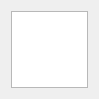
Above: Code/Common/Gui/mvdLayerStackWidget.ui from orfeotoolbox/OTB before the change. Below: the same form after it.
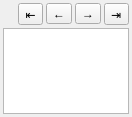
That is the form after the change.

Commit message: ENH: Added top/up/down/bottom buttons to layer-stack widget; Tested QTreeView/QAbstractItemModel drag-n-drop.

```diff
--- a/Code/Common/Gui/mvdLayerStackWidget.ui
+++ b/Code/Common/Gui/mvdLayerStackWidget.ui
@@ -6,15 +6,66 @@
    <rect>
     <x>0</x>
     <y>0</y>
-    <width>99</width>
-    <height>99</height>
+    <width>132</width>
+    <height>117</height>
    </rect>
   </property>
   <property name="windowTitle">
    <string>Form</string>
   </property>
   <layout class="QGridLayout" name="gridLayout">
+   <property name="margin">
+    <number>3</number>
+   </property>
+   <property name="spacing">
+    <number>3</number>
+   </property>
    <item row="0" column="0">
+    <layout class="QHBoxLayout" name="horizontalLayout">
+     <item>
+      <spacer name="horizontalSpacer">
+       <property name="orientation">
+        <enum>Qt::Horizontal</enum>
+       </property>
+       <property name="sizeHint" stdset="0">
+        <size>
+         <width>40</width>
+         <height>20</height>
+        </size>
+       </property>
+      </spacer>
+     </item>
+     <item>
+      <widget class="QToolButton" name="topButton">
+       <property name="text">
+        <string>⇤</string>
+       </property>
+      </widget>
+     </item>
+     <item>
+      <widget class="QToolButton" name="upButton">
+       <property name="text">
+        <string>←</string>
+       </property>
+      </widget>
+     </item>
+     <item>
+      <widget class="QToolButton" name="downButton">
+       <property name="text">
+        <string>→</string>
+       </property>
+      </widget>
+     </item>
+     <item>
+      <widget class="QToolButton" name="bottomButton">
+       <property name="text">
+        <string>⇥</string>
+       </property>
+      </widget>
+     </item>
+    </layout>
+   </item>
+   <item row="1" column="0">
     <widget class="QTreeView" name="treeView">
      <property name="alternatingRowColors">
       <bool>true</bool>
```
Left out of the diff: 9 changed lines with no effect on the pictures. The commit also changes 3 other files.
